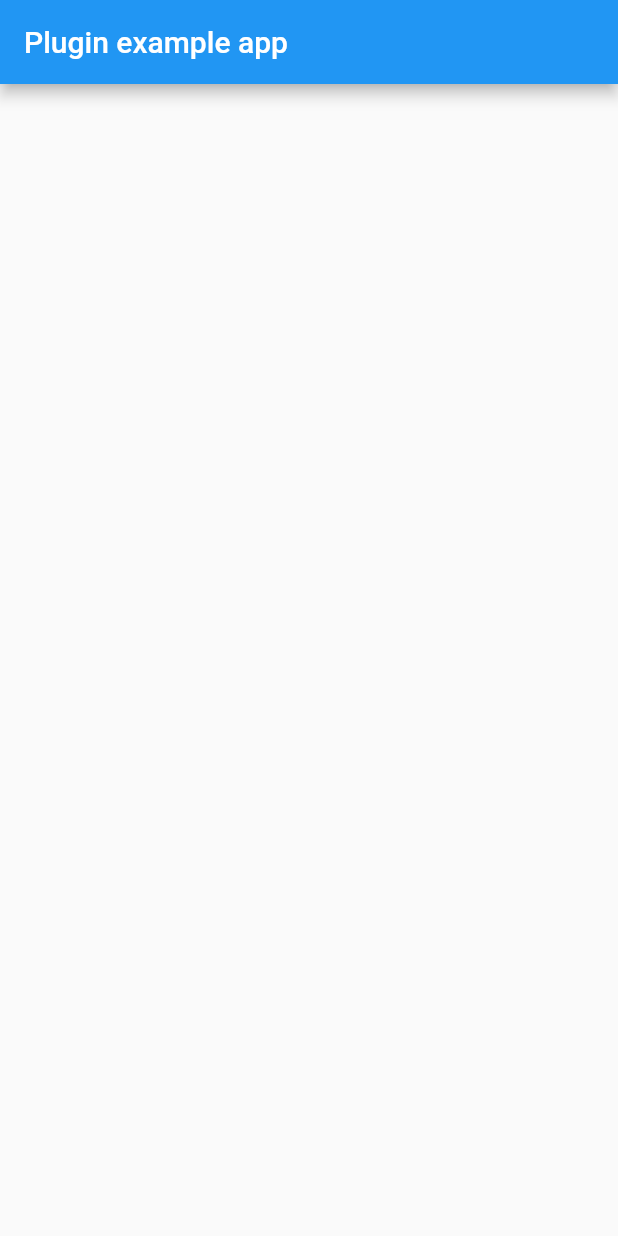
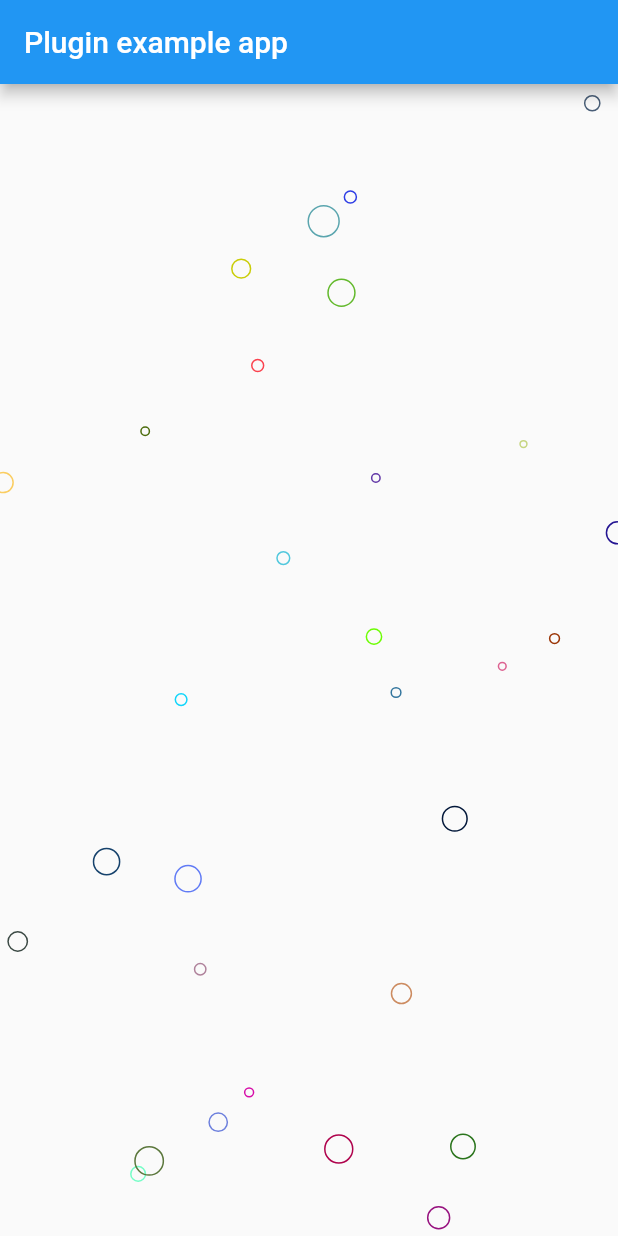
Before and after one commit to Aashishm178/Generative-Art, a Flutter app: the screen it shows after launch, on a phone screen of 412 x 824 dp. Run offline on Flutter 3.47's test engine with Material 2 defaults, Android fonts, the phone set to English and light mode, and no system bars.

Commit message:
ring and particle

```diff
--- a/example/lib/main.dart
+++ b/example/lib/main.dart
@@ -1,7 +1,4 @@
 import 'package:flutter/material.dart';
-import 'dart:async';
-
-import 'package:flutter/services.dart';
 import 'package:generative_art/generative_art.dart';
 
 void main() {
@@ -21,8 +18,9 @@ class _MyAppState extends State<MyApp> {
         appBar: AppBar(
           title: const Text('Plugin example app'),
         ),
-        body: Center(
-          child: Text(''),
+        body: AnimatedRing(
+          noOfRings: 100,
+          child: Container(),
         ),
       ),
     );
--- a/lib/generative_art.dart
+++ b/lib/generative_art.dart
@@ -1,4 +1,3 @@
 export 'src/animated_blob.dart';
-export 'src/animated_circle.dart';
 export 'src/animated_particle.dart';
 export 'src/animated_ring.dart';
--- a/lib/src/animated_blob.dart
+++ b/lib/src/animated_blob.dart
@@ -1,7 +1,6 @@
 import 'package:flutter/cupertino.dart';
 import 'package:generative_art/src/particle.dart';
 import 'package:generative_art/utils/utils.dart' as utils;
-import 'dart:math' as math;
 
 class AnimatedBlob extends StatefulWidget {
   final Widget child;
@@ -52,7 +51,8 @@ class _AnimatedBlobState extends State<AnimatedBlob>
                           utils.randomNumber(widget.height)),
                       color: widget.particleColor ?? utils.randomColor(),
                       speed: widget.speed ?? utils.randomNumber(2.0),
-                      theta: widget.theta ?? utils.randomNumber(2.0) * math.pi,
+                      theta: widget.theta ??
+                          utils.randomNumber(2.0) * utils.getPie(),
                       radius: widget.radius ?? utils.randomNumber(2.0),
                     ),
                   ));
--- a/lib/src/animated_ring.dart
+++ b/lib/src/animated_ring.dart
@@ -1,9 +1,29 @@
 import 'package:flutter/material.dart';
 import 'package:generative_art/src/particle.dart';
 import 'package:generative_art/utils/utils.dart' as utils;
-import 'dart:math' as math;
 
 class AnimatedRing extends StatefulWidget {
+  final int noOfRings;
+  final double speed;
+  final Color color;
+  final double maxRadius;
+  final Offset startPosition;
+  final double minRadius;
+  final Widget child;
+
+  AnimatedRing(
+      {this.noOfRings,
+      this.speed,
+      this.color,
+      this.startPosition,
+      this.minRadius,
+      this.maxRadius,
+      this.child})
+      : assert(
+          child != null,
+          noOfRings != null,
+        );
+
   @override
   _AnimatedRingState createState() => _AnimatedRingState();
 }
@@ -16,30 +36,69 @@ class _AnimatedRingState extends State<AnimatedRing>
   @override
   void initState() {
     super.initState();
-    Color ringColor = utils.randomColor();
     _animationController =
         AnimationController(vsync: this, duration: Duration(milliseconds: 500))
           ..addListener(() {
             if (_particles.isEmpty) {
               List.generate(
-                  20,
+                  widget.noOfRings,
                   (_) => _particles.add(RingParticle(
-                        color: ringColor,
-                        theta: utils.randomNumber(2) * math.pi,
-                        speed: utils.randomNumber(2),
-                        radius: utils.randomNumber(10),
-                        center: Offset(
-                            utils.randomNumber(100), utils.randomNumber(100)),
+                        color: widget.color ?? utils.randomColor(),
+                        speed: widget.speed ?? utils.randomNumber(2),
+                        radius: widget.minRadius ?? utils.randomNumber(5),
+                        maxRadius: widget.maxRadius ?? utils.randomNumber(25),
+                        offset: widget.startPosition ??
+                            Offset(utils.randomNumber(1000),
+                                utils.randomNumber(1000)),
                       )));
             }
+            _particles.forEach((element) {
+              double newRadius =
+                  element.radius + _stepper(element.radius, element.maxRadius);
+              if (newRadius >= element.maxRadius ||
+                  element.maxRadius - newRadius < 0.5) {
+                _particles.remove(element);
+                _particles.add(RingParticle(
+                  color: element.color ?? utils.randomColor(),
+                  speed: element.speed ?? utils.randomNumber(5),
+                  radius: element.radius ?? utils.randomNumber(5),
+                  maxRadius: element.maxRadius ?? utils.randomNumber(10),
+                  offset: Offset(
+                    utils.randomNumber(1000),
+                    utils.randomNumber(1000),
+                  ),
+                ));
+              }
+            });
           });
     _animationController.repeat();
   }
 
   @override
+  void dispose() {
+    _animationController?.dispose();
+    _particles?.clear();
+    super.dispose();
+  }
+
+  @override
   Widget build(BuildContext context) {
-    return Container();
+    return AnimatedBuilder(
+        animation: _animationController,
+        child: widget.child,
+        builder: (_, child) {
+          return CustomPaint(
+            child: child,
+            painter: RingPainter(
+              particles: _particles,
+            ),
+          );
+        });
   }
+}
+
+double _stepper(double min, double max) {
+  return (max - min) / 100;
 }
 
 class RingPainter extends CustomPainter {
@@ -47,7 +106,21 @@ class RingPainter extends CustomPainter {
   RingPainter({this.particles});
   @override
   void paint(Canvas canvas, Size size) {
-    particles.forEach((element) {});
+    //Updation
+    particles.forEach((element) {
+      if (element.radius < element.maxRadius) {
+        element.radius += _stepper(element.radius, element.maxRadius);
+      }
+    });
+
+    //Inflation
+    particles.forEach((element) {
+      Paint paint = Paint()
+        ..color = element.color
+        ..strokeWidth = 1.0
+        ..style = PaintingStyle.stroke;
+      canvas.drawCircle(element.offset, element.radius, paint);
+    });
   }
 
   @override
@@ -55,12 +128,14 @@ class RingPainter extends CustomPainter {
 }
 
 class RingParticle extends Particle {
-  RingParticle(
-      {Color color,
-      Offset center,
-      double speed,
-      double theta,
-      Offset offset,
-      double radius})
-      : super(color, center, speed, theta, offset, radius);
+  final double maxRadius;
+  RingParticle({
+    Color color,
+    Offset center,
+    double speed,
+    double theta,
+    Offset offset,
+    double radius,
+    this.maxRadius,
+  }) : super(color, center, speed, theta, offset, radius);
 }
--- a/lib/src/particle.dart
+++ b/lib/src/particle.dart
@@ -1,12 +1,12 @@
 import 'dart:ui';
 
 abstract class Particle {
-  final Color color;
-  final Offset center;
-  final double radius;
-  final double speed;
-  final double theta;
-  final Offset offset;
+  Color color;
+  Offset center;
+  double radius;
+  double speed;
+  double theta;
+  Offset offset;
   Particle(this.color, this.center, this.speed, this.theta, this.offset,
       this.radius);
 }
--- a/lib/utils/utils.dart
+++ b/lib/utils/utils.dart
@@ -4,10 +4,12 @@ import 'package:flutter/material.dart';
 const double minRadius = 1.0;
 Random _random = Random();
 
+double getPie() => pi;
+
 Offset displacement(double speed, double theta) =>
     Offset(speed * cos(theta), speed * sin(theta));
 
-double degreeToRadian(double degree) => (degree / 180) * pi;
+double degreeToRadian(double degree) => (degree / 180) * getPie();
 
 double randomNumber(double maxLimit) =>
     _random.nextDouble() * (maxLimit - minRadius) + minRadius;
```
Also changed, not shown: lib/src/animated_circle.dart (deleted, +0 -13 lines), lib/src/animated_particle.dart (+112 -2 lines), 1 other file.
